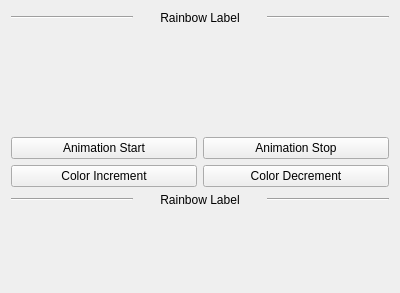
This is example/animation/anim.ui in FXTD-ODYSSEY/QBinder as Qt 5 draws it before an edit. The edited form follows.
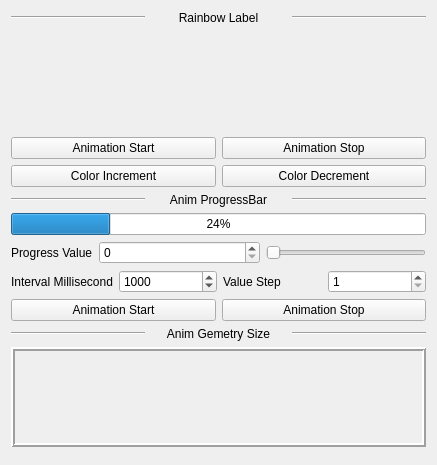
This is the edited form.

Commit message: 更新 动画 案例

Diff of the .ui file:
```diff
--- a/example/animation/anim.ui
+++ b/example/animation/anim.ui
@@ -6,8 +6,8 @@
    <rect>
     <x>0</x>
     <y>0</y>
-    <width>400</width>
-    <height>293</height>
+    <width>437</width>
+    <height>465</height>
    </rect>
   </property>
   <property name="windowTitle">
@@ -114,7 +114,7 @@
      <item>
       <widget class="QLabel" name="label_3">
        <property name="text">
-        <string>Rainbow Label</string>
+        <string>Anim ProgressBar</string>
        </property>
        <property name="alignment">
         <set>Qt::AlignCenter</set>
@@ -130,6 +130,186 @@
      </item>
     </layout>
    </item>
+   <item>
+    <widget class="QProgressBar" name="ProgressBar">
+     <property name="maximum">
+      <number>100</number>
+     </property>
+     <property name="value">
+      <number>24</number>
+     </property>
+     <property name="alignment">
+      <set>Qt::AlignCenter</set>
+     </property>
+     <property name="orientation">
+      <enum>Qt::Horizontal</enum>
+     </property>
+     <property name="invertedAppearance">
+      <bool>false</bool>
+     </property>
+     <property name="format">
+      <string>%p%</string>
+     </property>
+    </widget>
+   </item>
+   <item>
+    <layout class="QHBoxLayout" name="horizontalLayout">
+     <item>
+      <widget class="QLabel" name="label_2">
+       <property name="text">
+        <string>Progress Value</string>
+       </property>
+      </widget>
+     </item>
+     <item>
+      <widget class="QSpinBox" name="Progress_SB">
+       <property name="sizePolicy">
+        <sizepolicy hsizetype="Expanding" vsizetype="Fixed">
+         <horstretch>0</horstretch>
+         <verstretch>0</verstretch>
+        </sizepolicy>
+       </property>
+       <property name="maximum">
+        <number>100</number>
+       </property>
+      </widget>
+     </item>
+     <item>
+      <widget class="QSlider" name="Progress_Slider">
+       <property name="maximum">
+        <number>100</number>
+       </property>
+       <property name="orientation">
+        <enum>Qt::Horizontal</enum>
+       </property>
+      </widget>
+     </item>
+    </layout>
+   </item>
+   <item>
+    <layout class="QHBoxLayout" name="horizontalLayout_5">
+     <item>
+      <widget class="QLabel" name="label_5">
+       <property name="text">
+        <string>Interval Millisecond</string>
+       </property>
+      </widget>
+     </item>
+     <item>
+      <widget class="QSpinBox" name="Time_SB">
+       <property name="sizePolicy">
+        <sizepolicy hsizetype="Expanding" vsizetype="Fixed">
+         <horstretch>0</horstretch>
+         <verstretch>0</verstretch>
+        </sizepolicy>
+       </property>
+       <property name="maximum">
+        <number>999999</number>
+       </property>
+       <property name="value">
+        <number>1000</number>
+       </property>
+      </widget>
+     </item>
+     <item>
+      <widget class="QLabel" name="label_6">
+       <property name="sizePolicy">
+        <sizepolicy hsizetype="Expanding" vsizetype="Preferred">
+         <horstretch>0</horstretch>
+         <verstretch>0</verstretch>
+        </sizepolicy>
+       </property>
+       <property name="text">
+        <string>Value Step</string>
+       </property>
+      </widget>
+     </item>
+     <item>
+      <widget class="QSpinBox" name="Step_SB">
+       <property name="sizePolicy">
+        <sizepolicy hsizetype="Expanding" vsizetype="Fixed">
+         <horstretch>0</horstretch>
+         <verstretch>0</verstretch>
+        </sizepolicy>
+       </property>
+       <property name="minimum">
+        <number>1</number>
+       </property>
+       <property name="maximum">
+        <number>50</number>
+       </property>
+       <property name="value">
+        <number>1</number>
+       </property>
+      </widget>
+     </item>
+    </layout>
+   </item>
+   <item>
+    <layout class="QGridLayout" name="gridLayout_2">
+     <item row="1" column="1">
+      <widget class="QPushButton" name="ProgressStop_BTN">
+       <property name="text">
+        <string>Animation Stop</string>
+       </property>
+      </widget>
+     </item>
+     <item row="1" column="0">
+      <widget class="QPushButton" name="ProgressStart_BTN">
+       <property name="text">
+        <string>Animation Start</string>
+       </property>
+      </widget>
+     </item>
+    </layout>
+   </item>
+   <item>
+    <layout class="QHBoxLayout" name="horizontalLayout_4">
+     <item>
+      <widget class="Line" name="line_5">
+       <property name="orientation">
+        <enum>Qt::Horizontal</enum>
+       </property>
+      </widget>
+     </item>
+     <item>
+      <widget class="QLabel" name="label_4">
+       <property name="text">
+        <string>Anim Gemetry Size</string>
+       </property>
+       <property name="alignment">
+        <set>Qt::AlignCenter</set>
+       </property>
+      </widget>
+     </item>
+     <item>
+      <widget class="Line" name="line_6">
+       <property name="orientation">
+        <enum>Qt::Horizontal</enum>
+       </property>
+      </widget>
+     </item>
+    </layout>
+   </item>
+   <item>
+    <widget class="QFrame" name="frame">
+     <property name="minimumSize">
+      <size>
+       <width>0</width>
+       <height>100</height>
+      </size>
+     </property>
+     <property name="frameShape">
+      <enum>QFrame::Box</enum>
+     </property>
+     <property name="frameShadow">
+      <enum>QFrame::Raised</enum>
+     </property>
+     <property name="lineWidth">
+      <number>2</number>
+     </property>
+    </widget>
+   </item>
    <item>
     <spacer name="verticalSpacer">
      <property name="orientation">
```
Left out of the diff: 2 changed lines with no effect on the pictures. The commit also changes 1 other file.
